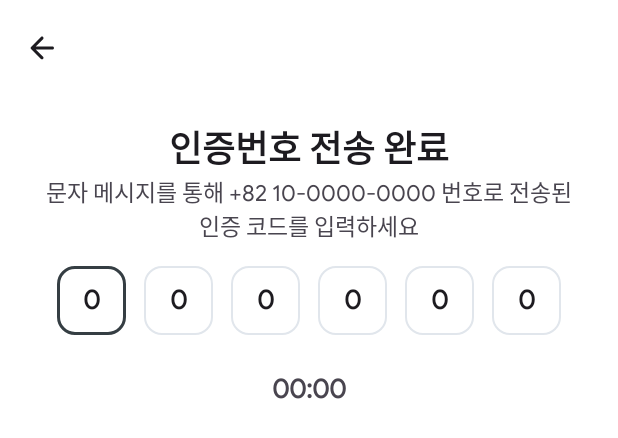
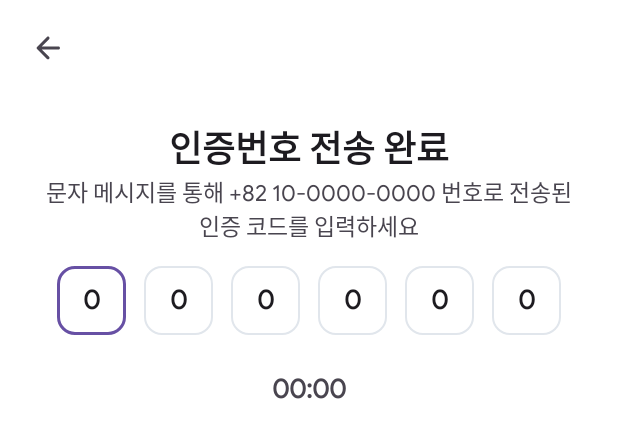
Before and after one commit to youuungh/Shopang, an Android app: the layout fragment_phone_auth.xml on its own in the app's theme, with its tools: preview values and no code run, on a phone screen of 412 x 824 dp. Shown: the top 438 px of the screen. Run offline under Robolectric (Android 15) with nearby library versions, the phone set to English and light mode, and no system bars.

Commit message:
update commit

```diff
--- /dev/null
+++ b/app/src/main/java/com/ninezero/shopang/util/extension/FragmentExtension.kt
@@ -0,0 +1,8 @@
+package com.ninezero.shopang.util.extension
+
+import androidx.fragment.app.Fragment
+import androidx.navigation.fragment.findNavController
+
+fun Fragment.closeFragment() {
+    findNavController().popBackStack()
+}
--- a/app/src/main/java/com/ninezero/shopang/view/BaseFragment.kt
+++ b/app/src/main/java/com/ninezero/shopang/view/BaseFragment.kt
@@ -8,6 +8,7 @@ import android.view.ViewGroup
 import androidx.annotation.LayoutRes
 import androidx.databinding.DataBindingUtil
 import androidx.databinding.ViewDataBinding
+import com.google.android.material.transition.MaterialSharedAxis
 
 abstract class BaseFragment<T : ViewDataBinding>(
     @LayoutRes val layoutRes: Int
@@ -15,6 +16,14 @@ abstract class BaseFragment<T : ViewDataBinding>(
 
     private var _binding: T? = null
     val binding get() = _binding!!
+
+    override fun onCreate(savedInstanceState: Bundle?) {
+        super.onCreate(savedInstanceState)
+        enterTransition = MaterialSharedAxis(MaterialSharedAxis.X, /* forward= */ true)
+        returnTransition = MaterialSharedAxis(MaterialSharedAxis.X, /* forward= */ false)
+        exitTransition = MaterialSharedAxis(MaterialSharedAxis.X, /* forward= */ true)
+        reenterTransition = MaterialSharedAxis(MaterialSharedAxis.X, /* forward= */ false)
+    }
 
     override fun onCreateView(
         inflater: LayoutInflater,
--- a/app/src/main/java/com/ninezero/shopang/view/auth/phone/PhoneAuthFragment.kt
+++ b/app/src/main/java/com/ninezero/shopang/view/auth/phone/PhoneAuthFragment.kt
@@ -7,6 +7,7 @@ import android.view.View
 import android.view.ViewGroup
 import com.ninezero.shopang.R
 import com.ninezero.shopang.databinding.FragmentPhoneAuthBinding
+import com.ninezero.shopang.util.extension.closeFragment
 import com.ninezero.shopang.view.BaseFragment
 import dagger.hilt.android.AndroidEntryPoint
 
@@ -19,4 +20,8 @@ class PhoneAuthFragment : BaseFragment<FragmentPhoneAuthBinding>(
         fragment = this@PhoneAuthFragment
     }
 
+    override fun initListener() = with(binding) {
+        super.initListener()
+        back.setOnClickListener { closeFragment() }
+    }
 }
--- a/app/src/main/res/color/selector_text_input_outlined.xml
+++ b/app/src/main/res/color/selector_text_input_outlined.xml
@@ -1,7 +1,7 @@
 <?xml version="1.0" encoding="utf-8"?>
 <selector xmlns:android="http://schemas.android.com/apk/res/android">
-    <item android:color="@color/box_outline_focused" android:state_focused="true"/>
-    <item android:color="@color/box_outline_focused" android:state_hovered="true"/>
-    <item android:color="@color/box_outline_focused" android:state_enabled="false"/>
+    <item android:color="?attr/colorPrimary" android:state_focused="true"/>
+    <item android:color="?attr/colorPrimary" android:state_hovered="true"/>
+    <item android:color="?attr/colorPrimary" android:state_enabled="false"/>
     <item android:color="@color/box_outline_unfocused" /> <!-- unfocused -->
 </selector>
--- a/app/src/main/res/layout/fragment_phone_auth.xml
+++ b/app/src/main/res/layout/fragment_phone_auth.xml
@@ -9,23 +9,20 @@
             type="com.ninezero.shopang.view.auth.phone.PhoneAuthFragment" />
     </data>
 
-    <androidx.coordinatorlayout.widget.CoordinatorLayout
+    <androidx.constraintlayout.widget.ConstraintLayout
         android:layout_width="match_parent"
         android:layout_height="match_parent"
+        android:fitsSystemWindows="true"
         tools:context=".view.auth.phone.PhoneAuthFragment">
 
-        <com.google.android.material.appbar.AppBarLayout
-            android:id="@+id/appBarLayout"
-            android:layout_width="match_parent"
-            android:layout_height="wrap_content"
-            android:backgroundTint="@color/transparent"
-            android:fitsSystemWindows="true">
-
-            <com.google.android.material.appbar.MaterialToolbar
-                android:id="@+id/toolbar"
-                style="@style/Widget.Shopang.Toolbar.Back" />
-
-        </com.google.android.material.appbar.AppBarLayout>
+        <com.google.android.material.button.MaterialButton
+            android:id="@+id/back"
+            style="@style/Widget.Shopang.Button.IconButton"
+            android:layout_marginStart="8dp"
+            app:icon="@drawable/ic_arrow_back"
+            app:layout_constraintTop_toTopOf="parent"
+            app:layout_constraintBottom_toTopOf="@id/scrollView"
+            app:layout_constraintStart_toStartOf="parent" />
 
         <androidx.core.widget.NestedScrollView
             android:id="@+id/scrollView"
@@ -190,5 +187,5 @@
 
         </androidx.core.widget.NestedScrollView>
 
-    </androidx.coordinatorlayout.widget.CoordinatorLayout>
+    </androidx.constraintlayout.widget.ConstraintLayout>
 </layout>
--- a/app/src/main/res/values/styles.xml
+++ b/app/src/main/res/values/styles.xml
@@ -58,8 +58,8 @@
     <style name="Widget.Shopang.Button.IconButton" parent="Widget.Material3.Button.IconButton">
         <item name="android:layout_width">wrap_content</item>
         <item name="android:layout_height">wrap_content</item>
-        <item name="android:paddingTop">6dp</item>
-        <item name="android:paddingBottom">6dp</item>
+        <item name="android:paddingTop">8dp</item>
+        <item name="android:paddingBottom">8dp</item>
         <item name="android:paddingLeft">8dp</item>
         <item name="android:paddingRight">8dp</item>
         <item name="iconTint">@color/image_button_color</item>
--- a/app/src/main/res/values/themes.xml
+++ b/app/src/main/res/values/themes.xml
@@ -6,7 +6,7 @@
         <item name="android:colorControlNormal">?attr/colorOnBackground</item>
         <item name="android:colorControlActivated">?attr/colorSecondary</item>
         <item name="android:colorEdgeEffect">?attr/colorSecondary</item>
-        <item name="android:textColorHighlight">@color/text_selected_highlighted</item>
+        <item name="android:textColorHighlight">@color/selector_icon_button</item>
 
         <item name="android:fontFamily">@font/google_sans_regular</item>
         <item name="android:navigationBarColor">?android:attr/colorBackground</item>
```
Also changed, not shown: app/src/main/res/color/selector_icon_button.xml (renamed from app/src/main/res/color/text_selected_highlighted.xml).
